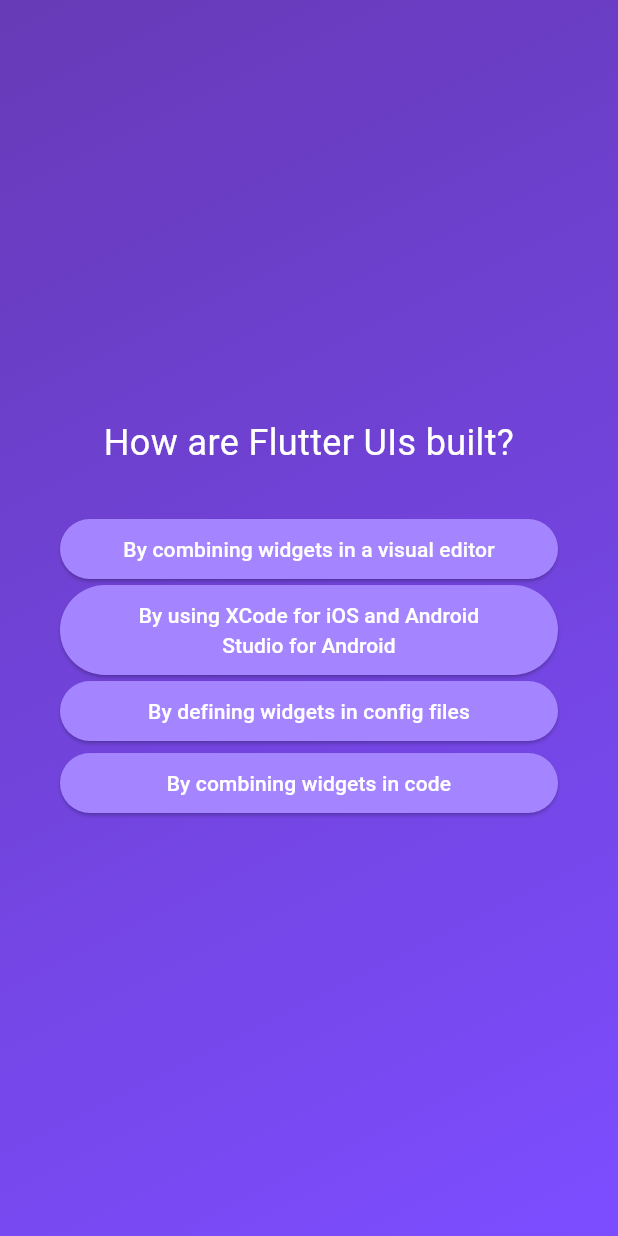
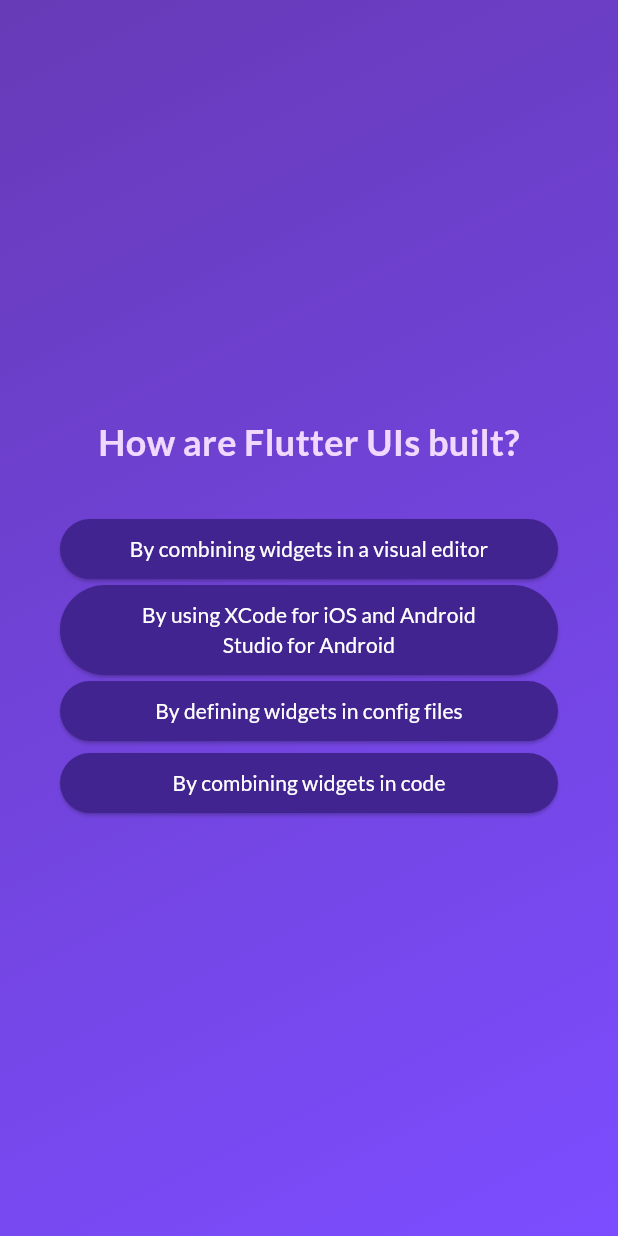
Before and after one commit to natos/flutter-examples, a Flutter app: the screen it shows after launch, after a tap on "Start Quiz", after a tap on "Components", on a phone screen of 412 x 824 dp. Run offline on Flutter 3.47's test engine with Material 3 defaults, Android fonts, the phone set to English and light mode, and no system bars; our stand-ins replace google_fonts.

Commit message:
v1 Quiz App.

```diff
--- a/projects/quiz_app/lib/answer_button.dart
+++ b/projects/quiz_app/lib/answer_button.dart
@@ -1,4 +1,5 @@
 import 'package:flutter/material.dart';
+import 'package:google_fonts/google_fonts.dart';
 
 class AnswerButton extends StatelessWidget {
   const AnswerButton({
@@ -20,12 +21,13 @@
             horizontal: 40,
           ),
           foregroundColor: Colors.white,
-          backgroundColor: const Color.fromARGB(255, 165, 132, 255),
+          backgroundColor: const Color.fromARGB(255, 65, 36, 143),
           shape: RoundedRectangleBorder(
             borderRadius: BorderRadius.circular(40),
           )),
       child: Text(
         answerText,
+        style: GoogleFonts.lato(),
         textAlign: TextAlign.center,
       ),
     );
--- a/projects/quiz_app/lib/questions_screen.dart
+++ b/projects/quiz_app/lib/questions_screen.dart
@@ -1,10 +1,15 @@
 import 'package:flutter/material.dart';
+import 'package:google_fonts/google_fonts.dart';
 import 'package:quiz_app/answer_button.dart';
 import 'package:quiz_app/data/questions.dart';
-// import 'package:google_fonts/google_fonts.dart';
 
 class QuestionsScreen extends StatefulWidget {
-  const QuestionsScreen({super.key});
+  const QuestionsScreen({
+    super.key,
+    required this.onSelectAnswer,
+  });
+
+  final void Function(String answer) onSelectAnswer;
 
   @override
   State<QuestionsScreen> createState() {
@@ -15,7 +20,8 @@
 class _QuestionsScreenState extends State<QuestionsScreen> {
   var currentQuestionIndex = 0;
 
-  void answerQuestion() {
+  void answerQuestion(String selectedAnswer) {
+    widget.onSelectAnswer(selectedAnswer);
     setState(() {
       currentQuestionIndex++;
     });
@@ -34,9 +40,10 @@
           children: [
             Text(
               currentQuestion.text,
-              style: const TextStyle(
-                color: Colors.white,
+              style: GoogleFonts.lato(
+                color: const Color.fromARGB(255, 240, 216, 255),
                 fontSize: 24,
+                fontWeight: FontWeight.bold,
               ),
               textAlign: TextAlign.center,
             ),
@@ -47,7 +54,9 @@
             ...currentQuestion.getShuffledAnswers().map((answer) {
               return AnswerButton(
                 answerText: answer,
-                onTap: answerQuestion,
+                onTap: () {
+                  answerQuestion(answer);
+                },
               );
             }),
           ],
@@ -56,34 +65,3 @@
     );
   }
 }
-
-// class _QuestionsScreenState extends State<QuestionsScreen> {
-//   @override
-//   Widget build(Object context) {
-//     return Center(
-//       child: Column(
-//         mainAxisSize: MainAxisSize.min,
-//         children: [
-//           const Text(
-//             'Is this the first questions of the quiz?',
-//             style: TextStyle(
-//               color: Colors.white,
-//               fontSize: 22,
-//             ),
-//           ),
-//           const SizedBox(
-//             height: 16,
-//           ),
-//           ElevatedButton(
-//             onPressed: () {},
-//             child: const Text('Button 1'),
-//           ),
-//           ElevatedButton(
-//             onPressed: () {},
-//             child: const Text('Button 2'),
-//           ),
-//         ],
-//       ),
-//     );
-//   }
-// }
--- a/projects/quiz_app/lib/quiz.dart
+++ b/projects/quiz_app/lib/quiz.dart
@@ -1,6 +1,9 @@
 import 'package:flutter/material.dart';
+
 import 'package:quiz_app/questions_screen.dart';
 import 'package:quiz_app/start_screen.dart';
+import 'package:quiz_app/data/questions.dart';
+import 'package:quiz_app/result_quiz.dart';
 
 class Quiz extends StatefulWidget {
   const Quiz({super.key});
@@ -12,6 +15,7 @@
 }
 
 class _QuizState extends State<Quiz> {
+  List<String> selectedAnswers = [];
   String? activeScreen;
 
   @override
@@ -20,10 +24,27 @@
     super.initState();
   }
 
+  void restartQuiz() {
+    setState(() {
+      selectedAnswers = [];
+      activeScreen = "start-screen";
+    });
+  }
+
   void switchScreen() {
     setState(() {
       activeScreen = "questions-screen";
     });
+  }
+
+  void chooseAnswer(String answer) {
+    selectedAnswers.add(answer);
+
+    if (selectedAnswers.length == questions.length) {
+      setState(() {
+        activeScreen = "results-screen";
+      });
+    }
   }
 
   @override
@@ -31,7 +52,16 @@
     Widget screenWidget = StartScreen(switchScreen);
 
     if (activeScreen == "questions-screen") {
-      screenWidget = const QuestionsScreen();
+      screenWidget = QuestionsScreen(
+        onSelectAnswer: chooseAnswer,
+      );
+    }
+
+    if (activeScreen == 'results-screen') {
+      screenWidget = ResultQuiz(
+        chosenAnsers: selectedAnswers,
+        restartQuiz: restartQuiz,
+      );
     }
 
     return MaterialApp(
--- a/projects/quiz_app/lib/start_screen.dart
+++ b/projects/quiz_app/lib/start_screen.dart
@@ -1,4 +1,5 @@
 import 'package:flutter/material.dart';
+import 'package:google_fonts/google_fonts.dart';
 
 class StartScreen extends StatelessWidget {
   const StartScreen(this.startQuiz, {super.key});
@@ -19,11 +20,12 @@
           const SizedBox(
             height: 80,
           ),
-          const Text(
+          Text(
             'Learn Flutter the fun way!',
-            style: TextStyle(
+            style: GoogleFonts.lato(
               color: Colors.white,
               fontSize: 24,
+              fontWeight: FontWeight.bold,
             ),
           ),
           const SizedBox(
@@ -35,9 +37,9 @@
               Icons.arrow_right_alt,
               color: Colors.white,
             ),
-            label: const Text(
+            label: Text(
               'Start Quiz',
-              style: TextStyle(
+              style: GoogleFonts.lato(
                 color: Colors.white,
               ),
             ),
```
Also changed, not shown: projects/quiz_app/lib/questions_summary.dart (added, +82 -0 lines), projects/quiz_app/lib/result_quiz.dart (added, +82 -0 lines), 4 other files.
